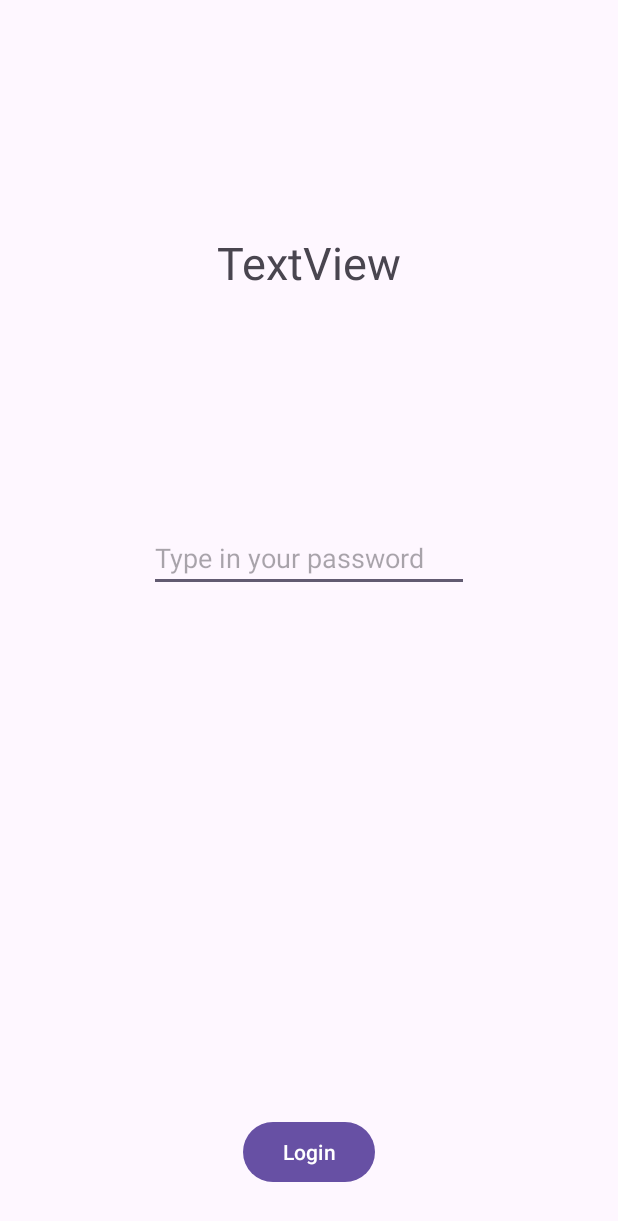
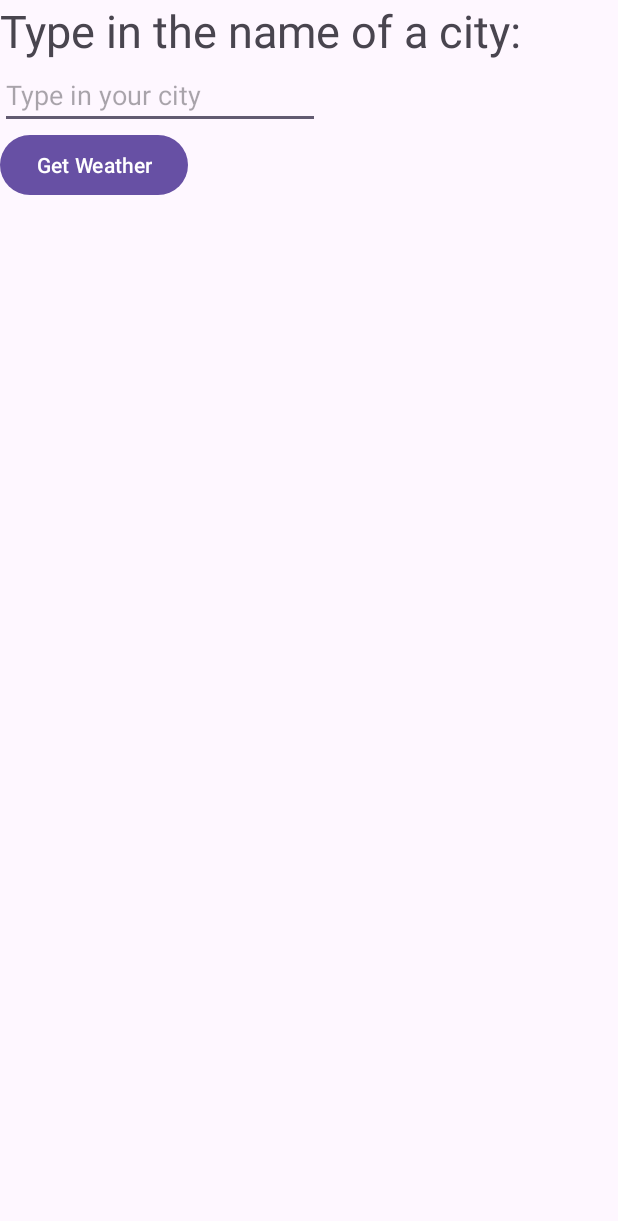
Before and after one commit to etorunski/InClassExamples_F23, an Android app: the screen it shows after launch (MainActivity), on a phone screen of 412 x 824 dp. Shown: the top 1221 px of the screen. Run offline under Robolectric (Android 15) with nearby library versions, the phone set to English and light mode, and no system bars; our stand-ins replace Volley.

```diff
--- a/app/build.gradle.kts
+++ b/app/build.gradle.kts
@@ -37,10 +37,11 @@ android {
 
 dependencies {
 
+    implementation("com.android.volley:volley:1.2.1")
+
     implementation("androidx.appcompat:appcompat:1.6.1")
     implementation("com.google.android.material:material:1.9.0")
     implementation("androidx.constraintlayout:constraintlayout:2.1.4")
-    implementation(files("C:\\Users\\Etorunski\\AppData\\Local\\Android\\Sdk\\platforms\\android-33\\android.jar"))
     testImplementation("junit:junit:4.13.2")
     androidTestImplementation("androidx.test.ext:junit:1.1.5")
     androidTestImplementation("androidx.test.espresso:espresso-core:3.5.1")
--- a/app/src/main/AndroidManifest.xml
+++ b/app/src/main/AndroidManifest.xml
@@ -1,6 +1,10 @@
 <?xml version="1.0" encoding="utf-8"?>
 <manifest xmlns:android="http://schemas.android.com/apk/res/android"
     xmlns:tools="http://schemas.android.com/tools">
+
+    <uses-permission android:name="android.permission.INTERNET"/>
+
+
 
     <application
         android:allowBackup="true"
--- a/app/src/main/res/layout/activity_main.xml
+++ b/app/src/main/res/layout/activity_main.xml
@@ -1,5 +1,6 @@
 <?xml version="1.0" encoding="utf-8"?>
-<androidx.constraintlayout.widget.ConstraintLayout
+<LinearLayout
+    android:orientation="vertical"
     xmlns:android="http://schemas.android.com/apk/res/android"
     xmlns:app="http://schemas.android.com/apk/res-auto"
     xmlns:tools="http://schemas.android.com/tools"
@@ -7,16 +8,17 @@
     android:layout_height="match_parent"
     tools:context=".MainActivity">
 
-
-    <Button
-        android:id="@+id/loginButton"
+    <TextView
+        android:textSize="30dp"
+        android:id="@+id/responseText"
         android:layout_width="wrap_content"
         android:layout_height="wrap_content"
-        android:layout_marginBottom="32dp"
-        android:text="Login"
-        app:layout_constraintBottom_toBottomOf="parent"
+        android:text="Type in the name of a city:"
+        app:layout_constraintBottom_toTopOf="@+id/passwordText"
         app:layout_constraintEnd_toEndOf="parent"
-        app:layout_constraintStart_toStartOf="parent" />
+        app:layout_constraintStart_toStartOf="parent"
+        app:layout_constraintTop_toTopOf="parent" />
+
 
     <EditText
 
@@ -24,22 +26,35 @@
         android:layout_width="wrap_content"
         android:layout_height="wrap_content"
         android:ems="10"
-        android:hint="Type in your password"
+        android:hint="Type in your city"
         android:inputType="text"
         app:layout_constraintBottom_toTopOf="@+id/loginButton"
         app:layout_constraintEnd_toEndOf="parent"
         app:layout_constraintStart_toStartOf="parent"
         app:layout_constraintTop_toTopOf="parent" />
 
-    <TextView
-        android:textSize="30dp"
-        android:id="@+id/responseText"
+    <Button
+        android:id="@+id/loginButton"
         android:layout_width="wrap_content"
         android:layout_height="wrap_content"
-        android:text="TextView"
-        app:layout_constraintBottom_toTopOf="@+id/passwordText"
+        android:layout_marginBottom="32dp"
+        android:text="Get Weather"
+        app:layout_constraintBottom_toBottomOf="parent"
         app:layout_constraintEnd_toEndOf="parent"
-        app:layout_constraintStart_toStartOf="parent"
-        app:layout_constraintTop_toTopOf="parent" />
+        app:layout_constraintStart_toStartOf="parent" />
 
-</androidx.constraintlayout.widget.ConstraintLayout>
+    <ImageView
+        android:id="@+id/weatherImage"
+        android:layout_width="400dp"
+        android:layout_height="400dp"
+        tools:srcCompat="@tools:sample/avatars" />
+
+    <TextView
+        android:visibility="invisible"
+        android:textSize="30dp"
+        android:id="@+id/textView"
+        android:layout_width="match_parent"
+        android:layout_height="wrap_content"
+        android:text="Temperature is now:" />
+
+</LinearLayout>
```
Also changed, not shown: app/src/main/java/algonquin/cst2335/inclassexamples_f23/MainActivity.java (+83 -34 lines).
